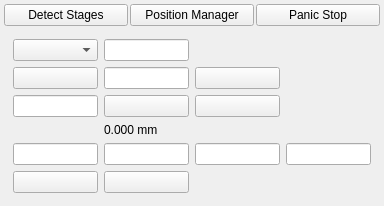
Old version of the form thorKinesisPlugin/thorlabsKinesisPlugin_UI.ui in the repository janlazer/UKE-thorKinesisPlugin.
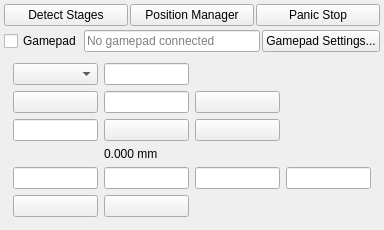
New version of the form.

Commit message: Add native gamepad control with safe KVS jogging

```diff
--- a/thorKinesisPlugin/thorlabsKinesisPlugin_UI.ui
+++ b/thorKinesisPlugin/thorlabsKinesisPlugin_UI.ui
@@ -103,6 +103,57 @@
       </layout>
      </widget>
     </item>
+    <item>
+     <widget class="QWidget" name="gamepadControlBar" native="true">
+      <property name="sizePolicy">
+       <sizepolicy hsizetype="Preferred" vsizetype="Fixed">
+        <horstretch>0</horstretch>
+        <verstretch>0</verstretch>
+       </sizepolicy>
+      </property>
+      <layout class="QHBoxLayout" name="gamepadControlLayout">
+       <property name="spacing">
+        <number>2</number>
+       </property>
+       <property name="leftMargin">
+        <number>0</number>
+       </property>
+       <property name="topMargin">
+        <number>0</number>
+       </property>
+       <property name="rightMargin">
+        <number>0</number>
+       </property>
+       <property name="bottomMargin">
+        <number>0</number>
+       </property>
+       <item>
+        <widget class="QCheckBox" name="checkBox_gamepadEnabled">
+         <property name="text">
+          <string>Gamepad</string>
+         </property>
+        </widget>
+       </item>
+       <item>
+        <widget class="QLineEdit" name="lineEdit_gamepadStatus">
+         <property name="readOnly">
+          <bool>true</bool>
+         </property>
+         <property name="placeholderText">
+          <string>No gamepad connected</string>
+         </property>
+        </widget>
+       </item>
+       <item>
+        <widget class="QPushButton" name="pushButton_gamepadSettings">
+         <property name="text">
+          <string>Gamepad Settings...</string>
+         </property>
+        </widget>
+       </item>
+      </layout>
+     </widget>
+    </item>
     <item>
      <widget class="QWidget" name="legacyControlBridge" native="true">
       <property name="visible">
```
The commit also changes 10 other files.
